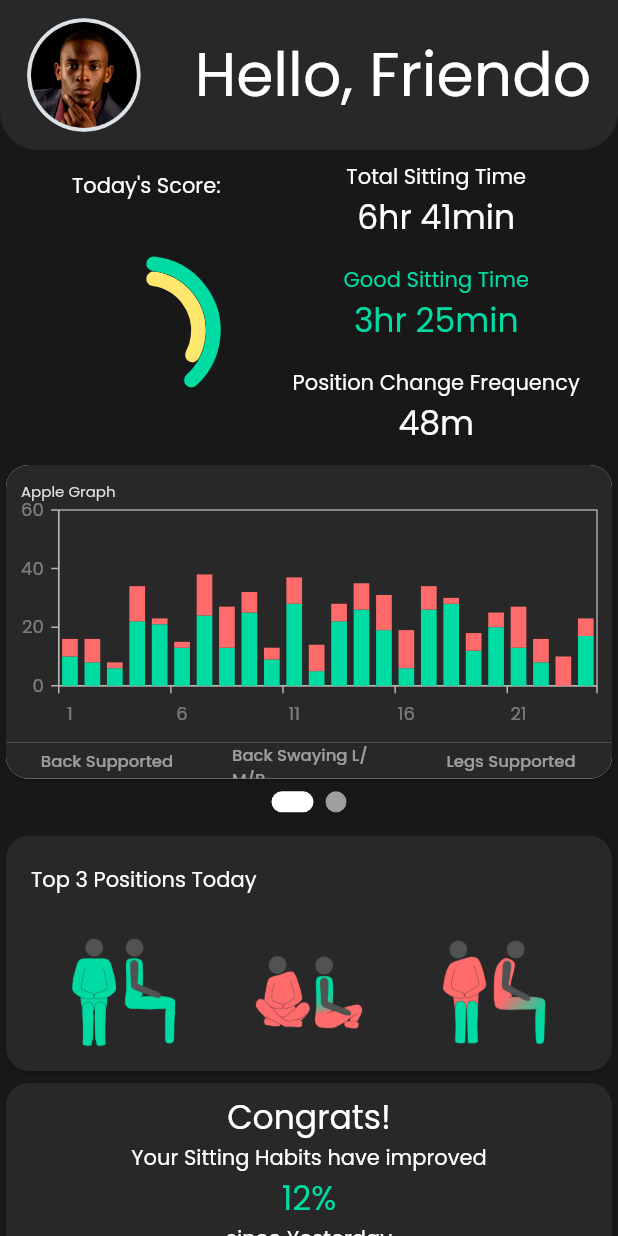
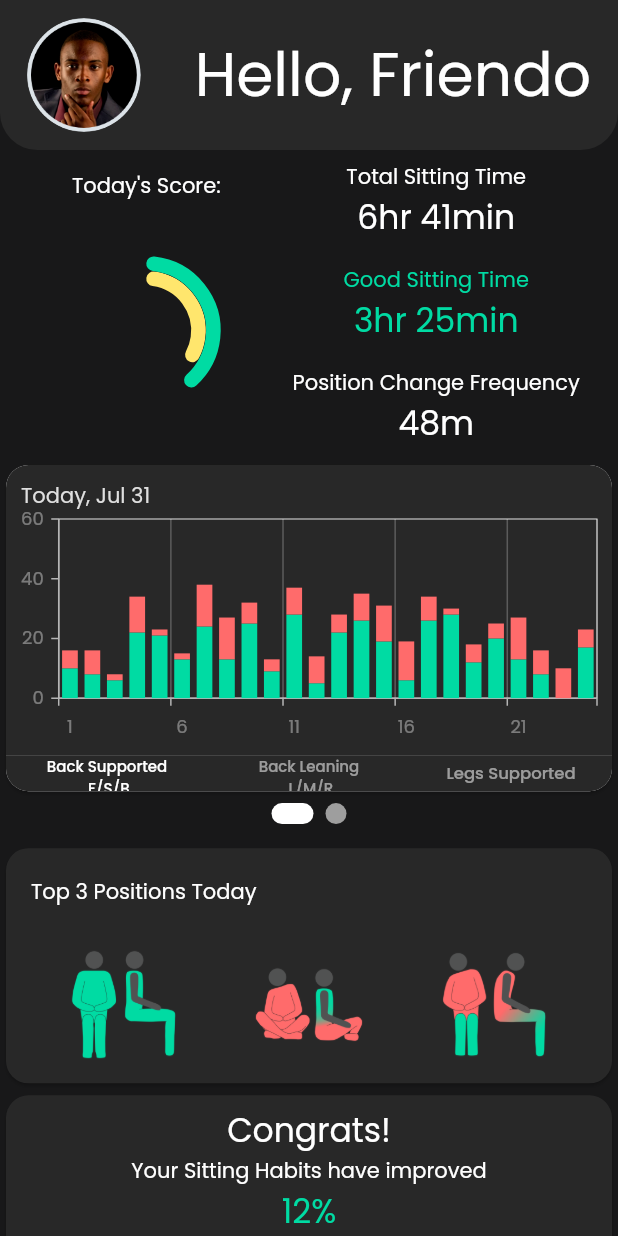
Before and after one commit to beerbellybuffalo/Flutter-Flow-BettErgo, a Flutter app: the TodayWidget screen opened directly, on a phone screen of 412 x 824 dp. Run offline on Flutter 3.47's test engine with Material 2 defaults, Android fonts, the phone set to English and light mode, and no system bars; drawn by our look-alikes of auto_size_text, smooth_page_indicator; our stand-ins replace firebase_auth, firebase_core, flutter_blue, font_awesome_flutter, google_fonts, hive and 5 more; missing offline and left inert: sklite; accounts and stored records are empty.

Commit message:
Version that was presented to Prof on Friday
- Cosmetic changes on today_widget
- Nothing on login_v1_widget (this version is without the Firebase Authentication)
- Change the comments on Alert Dialog to more SFW version

```diff
--- a/lib/archive/archive_widget.dart
+++ b/lib/archive/archive_widget.dart
@@ -31,18 +31,18 @@ class _ArchiveWidgetState extends State<ArchiveWidget> {
       barrierDismissible: false, // user must tap button!
       builder: (BuildContext context) {
         return AlertDialog(
-          title: const Text('Harlo harlo this is something yixuan wants me todo'),
+          title: const Text('TESTING THIS IS WHERE WE"LL PUT OUR GRAPHS'),
           content: SingleChildScrollView(
             child: ListBody(
               children: const <Widget>[
-                Text('hot dog sausage brb'),
-                Text('yixuan like this can anot'),
+                Text('XXXXXXXXXXXXXXXXXXXXXXX'),
+                Text('XXXXXXXXXXXXXXXXXXXXXXX'),
               ],
             ),
           ),
           actions: <Widget>[
             TextButton(
-              child: const Text('Yes good job crystal'),
+              child: const Text('Close'),
               onPressed: () {
                 Navigator.of(context).pop();
               },
--- a/lib/login_v1/login_v1_widget.dart
+++ b/lib/login_v1/login_v1_widget.dart
@@ -179,8 +179,8 @@ class _LoginV1WidgetState extends State<LoginV1Widget> {
                                                       hintStyle:
                                                           GoogleFonts.getFont(
                                                             'Open Sans',
-                                                        color: FlutterFlowTheme.mediumTurquoise,
-                                                        fontWeight: FontWeight.normal,
+                                                            color: FlutterFlowTheme.mediumTurquoise,
+                                                            fontWeight: FontWeight.normal,
                                                       ),
                                                       enabledBorder:
                                                           UnderlineInputBorder(
--- a/lib/today/today_widget.dart
+++ b/lib/today/today_widget.dart
@@ -1,4 +1,5 @@
 import 'package:font_awesome_flutter/font_awesome_flutter.dart';
+import 'package:intl/intl.dart';
 
 import '../flutter_flow/flutter_flow_theme.dart';
 import '../flutter_flow/flutter_flow_util.dart';
@@ -26,6 +27,9 @@ class _TodayWidgetState extends State<TodayWidget> {
   final pageViewController = PageController();
   final scaffoldKey = GlobalKey<ScaffoldState>();
 
+  String DayDate = DateFormat('MMM d').format(DateTime.now()).toString();
+
+
   //Graph2 Stuff
   late List<SittData> infoData;
   late List<PostureTimingData> PostureTimingChartData;
@@ -37,12 +41,12 @@ class _TodayWidgetState extends State<TodayWidget> {
   final Random random = Random();
   int count_2 = 0;
   List<AppleGraphData> appleChartData = [];
-  bool pressAttention1 = false;
+  bool pressAttention1 = true;
   bool pressAttention2 = false;
   bool pressAttention3 = false;
   @override
   void initState() {
-    appleChartData = getAppleChartData();
+    appleChartData = getAppleChartData(); // first plot data for Factor 1
     super.initState();
   }
 
@@ -230,7 +234,7 @@ class _TodayWidgetState extends State<TodayWidget> {
               ),
               Container(
                 width: double.infinity,
-                height: MediaQuery.of(context).size.height * 0.3,
+                height: MediaQuery.of(context).size.height * 0.31,
                 decoration: BoxDecoration(),
                 child: Container(
                   width: double.infinity,
@@ -256,26 +260,38 @@ class _TodayWidgetState extends State<TodayWidget> {
                                       child: Container(
                                         child: SfCartesianChart(
                                           primaryXAxis: CategoryAxis(
-                                              majorGridLines: MajorGridLines(width: 0),
+                                              majorGridLines: MajorGridLines(
+                                                width: 1,
+                                                color: Colors.white24,
+                                                //dashArray: <double>[2.3,2.3]
+                                              ),
+                                               minorGridLines: MinorGridLines(
+                                                 width: 0.5,
+                                                 color: Colors.white24,
+                                              //   dashArray: <double>[2.3,2.3]
+                                               ),
+                                              minorTicksPerInterval:3,
                                               labelStyle: TextStyle(
                                                 color: Colors.white38,
                                                 fontFamily: 'Poppins'
                                           )),
                                           primaryYAxis: NumericAxis(
+                                            minimum: 0,
                                             maximum: 60,
+                                            desiredIntervals: 3,
                                             majorGridLines: MajorGridLines(width: 0),
                                             labelStyle: TextStyle(
                                               color: Colors.white38,
-                                              fontFamily: 'Poppins'
+                                              fontFamily: 'Poppins',
                                             )
                                           ),
                                           title: ChartTitle(
                                               borderWidth: 5,
                                               alignment: ChartAlignment.near,
-                                              text: 'Apple Graph',
+                                              text: 'Today, $DayDate',
                                               textStyle: TextStyle(
                                                 color: Color(0xFFdfdfdf),
-                                                fontSize: 10,
+                                                fontSize: 14,
                                                 fontFamily: 'Poppins',
                                               )
                                             ),
@@ -315,14 +331,15 @@ class _TodayWidgetState extends State<TodayWidget> {
                                             Expanded(
                                               child: Center(
                                                 child: MaterialButton(
-                                                  height: 15,
+                                                  height: 20,
                                                   minWidth: 100,
                                                   //color: Theme.of(context).primaryColor,
                                                   //textColor: Colors.black87,
                                                   child: Text(
-                                                    'Back Supported',
+                                                    'Back Supported \n F/S/B',
+                                                    textAlign: TextAlign.center,
                                                     style: new TextStyle(
-                                                      fontSize: 11.0,
+                                                      fontSize: 10.0,
                                                       fontFamily: 'Poppins',
                                                       // color: Theme.of(context).primaryColor,
                                                       color: pressAttention1 ? Colors.white : Colors.white54
@@ -351,16 +368,16 @@ class _TodayWidgetState extends State<TodayWidget> {
                                             Expanded(
                                               child: Center(
                                                 child: MaterialButton(
-                                                  height: 15,
+                                                  height: 20,
                                                   //minWidth: 100,
                                                   //color: Theme.of(context).primaryColor,
                                                   //textColor: Colors.black87,
                                                   child: Text(
-                                                    'Back Swaying L/M/R',
+                                                    'Back Leaning \n L/M/R',
+                                                    textAlign: TextAlign.center,
                                                     style: new TextStyle(
-                                                      fontSize: 11.0,
+                                                      fontSize: 10.0,
                                                       fontFamily: 'Poppins',
-
                                                       color: pressAttention2 ? Colors.white : Colors.white54
                                                     ),
                                                   ),
@@ -387,12 +404,13 @@ class _TodayWidgetState extends State<TodayWidget> {
                                             Expanded(
                                               child: Center(
                                                 child: MaterialButton(
-                                                  height: 15,
+                                                  height: 20,
                                                   minWidth: 100,
                                                   //color: Theme.of(context).primaryColor,
                                                   //textColor: Colors.black87,
                                                   child: Text(
                                                     'Legs Supported',
+                                                    textAlign: TextAlign.center,
                                                     style: new TextStyle(
                                                       fontSize: 11.0,
                                                       fontFamily: 'Poppins',
@@ -435,14 +453,15 @@ class _TodayWidgetState extends State<TodayWidget> {
                                 borderRadius: BorderRadius.circular(15),
                                 child: SfCartesianChart(
                                   title: ChartTitle(
-                                      borderWidth: 20,
+                                      borderWidth: 12,
                                       alignment: ChartAlignment.near,
                                       text: 'Posture Timing in Mins',
                                       textStyle: TextStyle(
                                         color: Color(0xFFdfdfdf),
-                                        fontSize: 10,
+                                        fontSize: 12,
                                         fontFamily: 'Poppins',
-                                      )
+                                      ),
+
                                   ),
                                   backgroundColor: FlutterFlowTheme.darkGrey,
                                   legend: Legend(isVisible: false),
@@ -485,6 +504,10 @@ class _TodayWidgetState extends State<TodayWidget> {
                                           fontSize: 12,
                                           //fontStyle: FontStyle.italic,
                                           //fontWeight: FontWeight.w500
+                                      ),
+                                      majorGridLines: MajorGridLines(
+                                        color: Colors.white24,
+                                        //dashArray: <double>[2.3,2.3]
                                       )
                                   ),
                                   primaryYAxis: CategoryAxis(
@@ -492,6 +515,9 @@ class _TodayWidgetState extends State<TodayWidget> {
                                         color: Colors.white38,
                                         fontFamily: 'Poppins',
                                         fontSize: 10,
+                                      ),
+                                      majorGridLines: MajorGridLines(
+                                        color: Colors.white24,
                                       )
                                   ),
                                 ),
@@ -563,7 +589,6 @@ class _TodayWidgetState extends State<TodayWidget> {
                                         fontFamily: 'Poppins',
                                       ),
                                     ),
-
                                   ],
                                 ),
                               ),
```
Also changed, not shown: assets/images/logo2.1.png (added).
